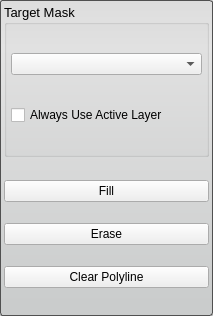
This is src/Interface/ToolInterface/PolylineToolInterface.ui in SCIInstitute/Seg3D as Qt 5 draws it before an edit. The edited form follows.
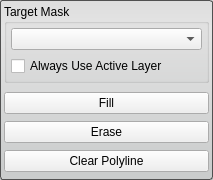
This is the edited form.

Commit message: updates to all of the tool ui's.  moved adding the sliderspinnercombo's to the .ui files.

```diff
--- a/src/Interface/ToolInterface/PolylineToolInterface.ui
+++ b/src/Interface/ToolInterface/PolylineToolInterface.ui
@@ -7,7 +7,7 @@
     <x>0</x>
     <y>0</y>
     <width>213</width>
-    <height>316</height>
+    <height>180</height>
    </rect>
   </property>
   <property name="sizePolicy">
@@ -47,11 +47,6 @@
    </property>
    <item>
     <widget class="QGroupBox" name="target_groupbox_">
-     <property name="font">
-      <font>
-       <pointsize>10</pointsize>
-      </font>
-     </property>
      <property name="title">
       <string>Target Mask</string>
      </property>
@@ -70,10 +65,28 @@
        </widget>
       </item>
       <item>
-       <widget class="QCheckBox" name="use_active_layer_">
-        <property name="text">
-         <string>Always Use Active Layer</string>
+       <widget class="QWidget" name="widget_2" native="true">
+        <property name="minimumSize">
+         <size>
+          <width>0</width>
+          <height>20</height>
+         </size>
         </property>
+        <layout class="QHBoxLayout" name="horizontalLayout">
+         <property name="spacing">
+          <number>0</number>
+         </property>
+         <property name="margin">
+          <number>0</number>
+         </property>
+         <item>
+          <widget class="QCheckBox" name="use_active_layer_">
+           <property name="text">
+            <string>Always Use Active Layer</string>
+           </property>
+          </widget>
+         </item>
+        </layout>
        </widget>
       </item>
      </layout>
@@ -84,13 +97,13 @@
      <property name="minimumSize">
       <size>
        <width>0</width>
-       <height>32</height>
+       <height>96</height>
       </size>
      </property>
      <property name="maximumSize">
       <size>
        <width>16777215</width>
-       <height>16777215</height>
+       <height>96</height>
       </size>
      </property>
      <layout class="QVBoxLayout" name="verticalLayout">
@@ -122,12 +135,6 @@
       </item>
       <item>
        <widget class="QPushButton" name="clear_button_">
-        <property name="sizePolicy">
-         <sizepolicy hsizetype="MinimumExpanding" vsizetype="Fixed">
-          <horstretch>1</horstretch>
-          <verstretch>0</verstretch>
-         </sizepolicy>
-        </property>
         <property name="text">
          <string>Clear Polyline</string>
         </property>
```
The commit also changes 55 other files.
